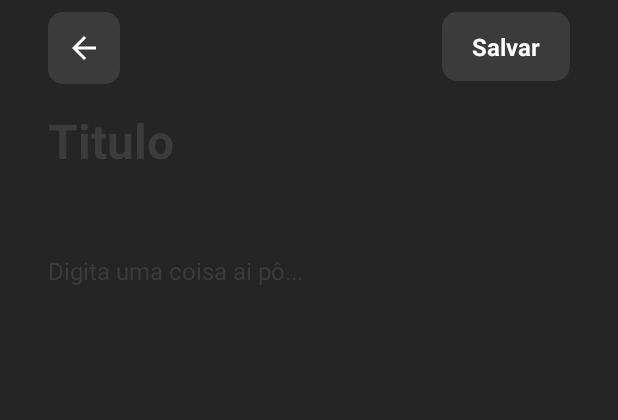
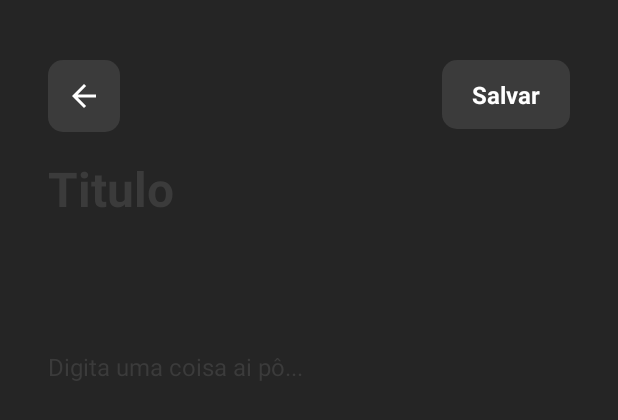
Before and after one commit to Lsortudo/Model-Notes, an Android app: the layout activity_note_add.xml on its own in the app's theme, with its tools: preview values and no code run, on a phone screen of 412 x 824 dp. Shown: the top 420 px of the screen. Run offline under Robolectric (Android 15) with nearby library versions, the phone set to English and light mode, and no system bars.

Commit message:
style: XML changes

```diff
--- a/app/src/main/res/layout/activity_note_add.xml
+++ b/app/src/main/res/layout/activity_note_add.xml
@@ -14,6 +14,7 @@
         android:background="@color/primaryAppColor"
         android:minHeight="?attr/actionBarSize"
         android:theme="?attr/actionBarTheme"
+        android:layout_marginTop="32dp"
         app:layout_constraintEnd_toEndOf="parent"
         app:layout_constraintStart_toStartOf="parent"
         app:layout_constraintTop_toTopOf="parent">
@@ -75,9 +76,9 @@
     <TextView
         android:id="@+id/tv_Date"
         android:layout_width="0dp"
-        android:layout_marginTop="16dp"
+        android:layout_marginTop="32dp"
         android:textSize="16sp"
-        android:textColor="@color/white"
+        android:textColor="#F9EBE0"
         android:layout_height="wrap_content"
         app:layout_constraintEnd_toEndOf="@id/etTitle"
         app:layout_constraintStart_toStartOf="@id/etTitle"
@@ -89,7 +90,7 @@
         android:id="@+id/etDesc"
         android:layout_width="0dp"
         android:layout_height="0dp"
-        android:layout_marginTop="16dp"
+        android:layout_marginTop="32dp"
         android:background="@null"
         android:ems="10"
         android:gravity="top"
--- a/app/src/main/res/values/themes.xml
+++ b/app/src/main/res/values/themes.xml
@@ -10,7 +10,7 @@
         <item name="colorSecondaryVariant">@color/teal_700</item>
         <item name="colorOnSecondary">@color/black</item>
         <!-- Status bar color. -->
-        <item name="android:statusBarColor">?attr/colorPrimaryVariant</item>
+        <item name="android:statusBarColor">@color/primaryAppColor</item>
         <!-- Customize your theme here. -->
     </style>
 </resources>
```
